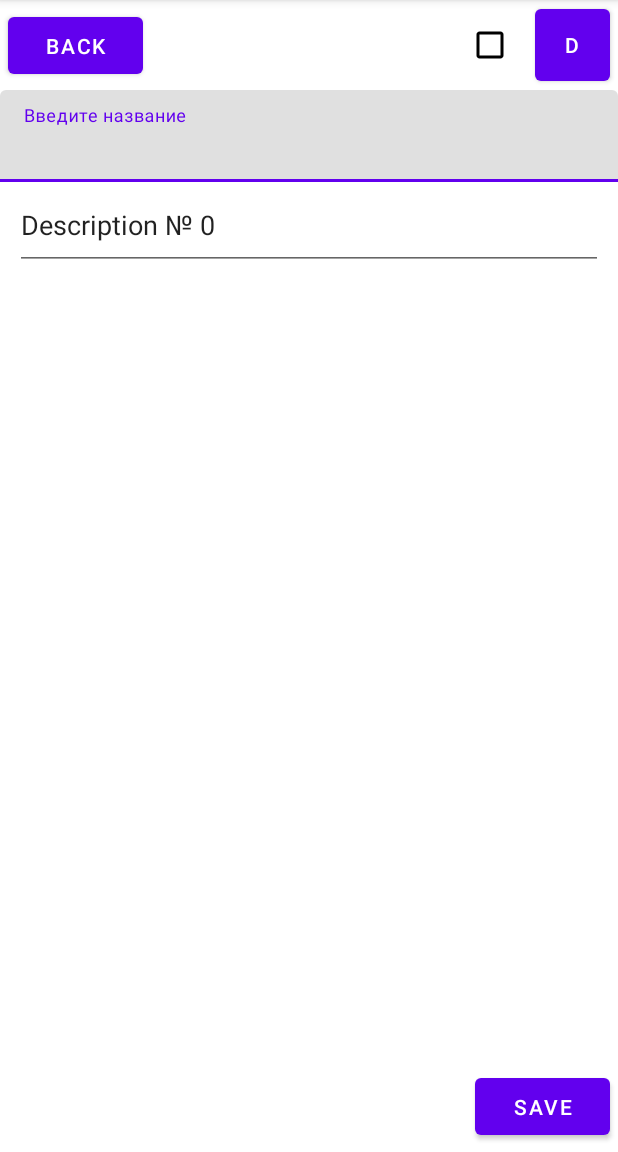
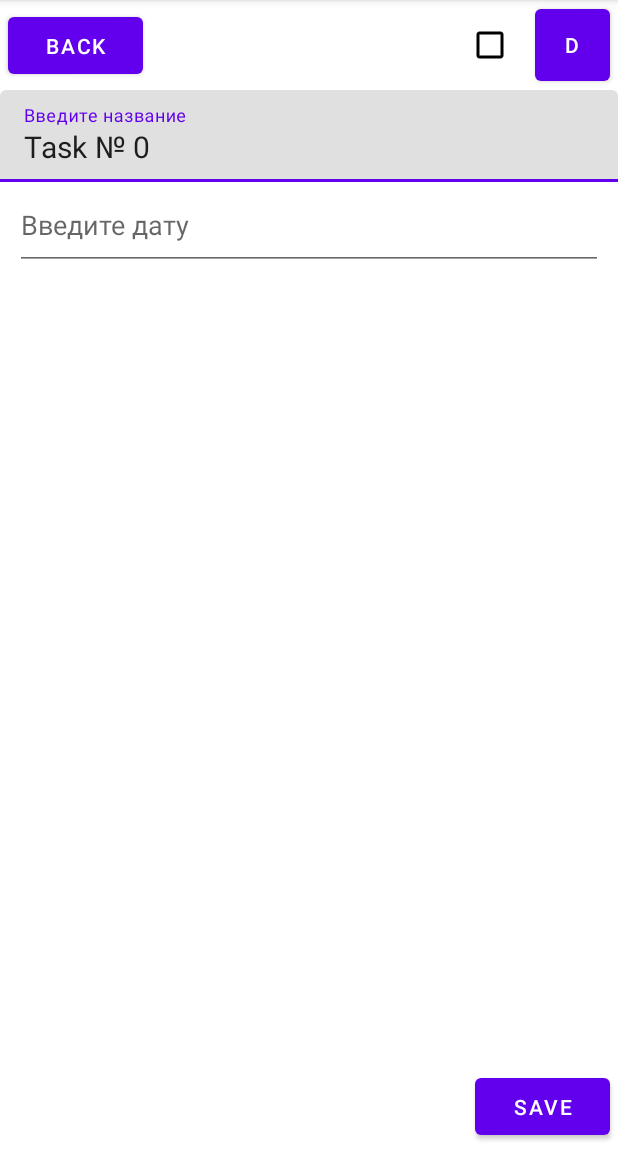
Before and after one commit to RandomServant/FRIENDLY-FIRE-Tasks, an Android app: the screen it shows after launch (TaskActivity), after a tap on an icon or button, on a phone screen of 412 x 824 dp, the part 84-1236 px from its top. Run offline under Robolectric (Android 15) with nearby library versions, the phone set to English and light mode, and no system bars.

Commit message:
Фикс открытия TaskActivity.kt

```diff
--- a/app/src/main/java/com/example/friendlyfiretasks/presentation/TaskActivity.kt
+++ b/app/src/main/java/com/example/friendlyfiretasks/presentation/TaskActivity.kt
@@ -3,9 +3,11 @@ package com.example.friendlyfiretasks.presentation
 import android.content.Context
 import android.content.Intent
 import android.os.Bundle
+import android.widget.EditText
 import android.widget.TextView
 import androidx.appcompat.app.AppCompatActivity
 import com.example.friendlyfiretasks.R
+import com.google.android.material.textfield.TextInputEditText
 
 class TaskActivity : AppCompatActivity() {
 
@@ -18,8 +20,8 @@ class TaskActivity : AppCompatActivity() {
 
         description = intent.getStringExtra(DESCRIPTION_EXTRA).toString()
         name = intent.getStringExtra(NAME_EXTRA).toString()
-        findViewById<TextView>(R.id.nameBox).text = name
-        findViewById<TextView>(R.id.editDate).text = description
+        findViewById<TextInputEditText>(R.id.nameBox).setText(name)
+        //findViewById<EditText>(R.id.editDate).text = description
     }
 
     companion object {
--- a/app/src/main/res/layout/activity_task.xml
+++ b/app/src/main/res/layout/activity_task.xml
@@ -7,7 +7,6 @@
     tools:context=".presentation.TaskActivity">
 
     <com.google.android.material.textfield.TextInputLayout
-        android:id="@+id/nameBox"
         android:layout_width="match_parent"
         android:layout_height="match_parent"
         android:layout_marginTop="60dp"
@@ -15,6 +14,7 @@
         app:layout_constraintTop_toTopOf="parent">
 
         <com.google.android.material.textfield.TextInputEditText
+            android:id="@+id/nameBox"
             android:layout_width="match_parent"
             android:layout_height="wrap_content"
             android:hint="@string/task_name_hint"
```
